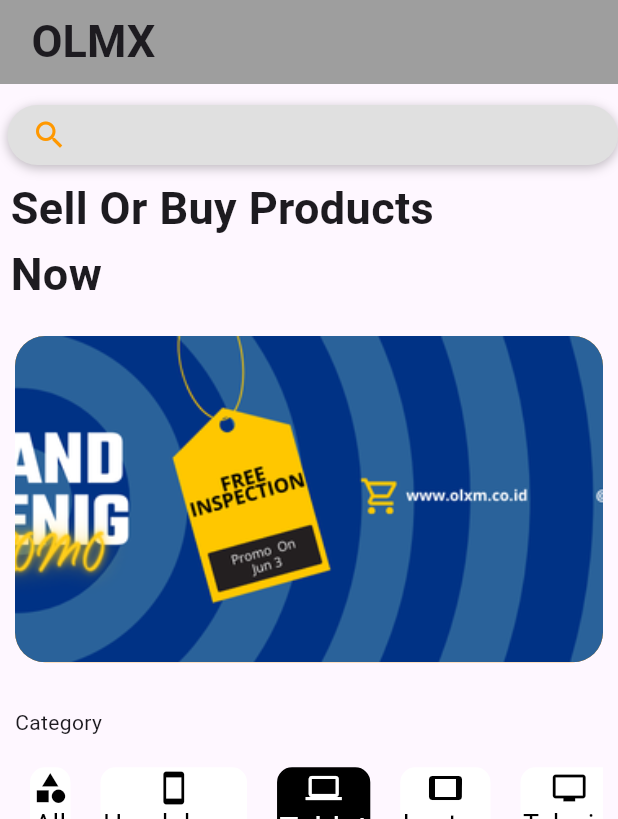
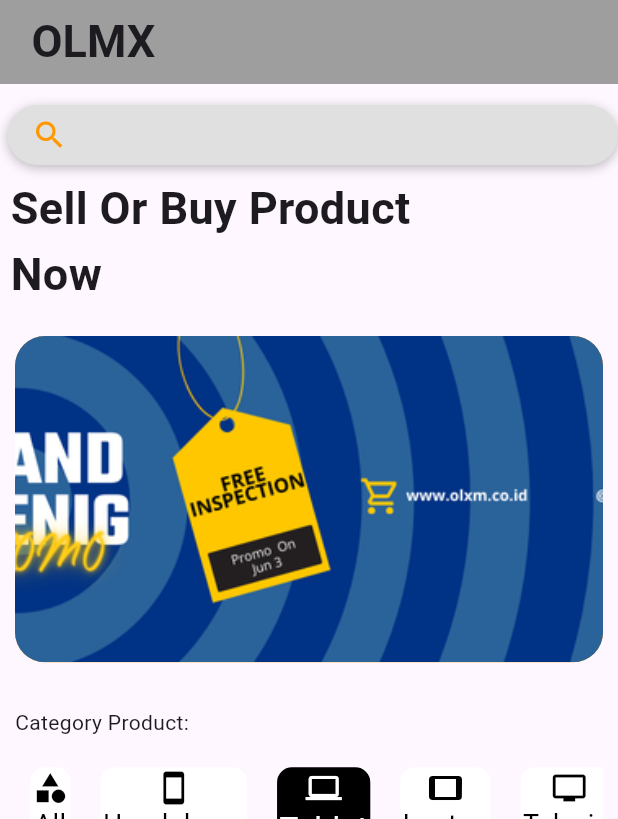
Before and after one commit to dewa0089/olxm_project, a Flutter app: the screen it shows once a user with an empty profile is signed in, after a tap on "Tablet", on a phone screen of 412 x 824 dp. Shown: the top 819 px of the screen. Run offline on Flutter 3.47's test engine with Material 3 defaults, Android fonts, the phone set to English and light mode, and no system bars; our stand-ins replace cached_network_image, cloud_firestore, firebase_auth, firebase_core, firebase_storage, geocoding and 4 more; missing offline and left inert: flutter_config; accounts and stored records are empty.

Commit message:
push end

```diff
--- a/lib/screen/body_screen.dart
+++ b/lib/screen/body_screen.dart
@@ -111,7 +111,7 @@
             Padding(
               padding: EdgeInsets.all(10.0),
               child: Text(
-                'Category',
+                'Category Product:',
               ),
             ),
           ],
@@ -280,7 +280,7 @@
         const Padding(
           padding: EdgeInsets.only(left: 7, top: 7),
           child: Text(
-            "Sell Or Buy Products",
+            "Sell Or Buy Product",
             style: TextStyle(
               fontSize: 30,
               fontWeight: FontWeight.bold,
--- a/lib/screen/detail_screen.dart
+++ b/lib/screen/detail_screen.dart
@@ -252,7 +252,7 @@
                             return AlertDialog(
                               title: const Text('Konfirmasi Hapus'),
                               content: Text(
-                                  'Yakin ingin menghapus data \'${widget.data.product}\' ?'),
+                                  'Yakin ingin menghapus product yang anda jual dengan nama: \'${widget.data.product}\' ?'),
                               actions: <Widget>[
                                 TextButton(
                                   child: const Text('Cancel'),
--- a/lib/screen/profile_screen.dart
+++ b/lib/screen/profile_screen.dart
@@ -55,8 +55,10 @@
         DateTime dateOfBirth = userData['dateOfBirth'].toDate();
         _dateController.text = "${dateOfBirth.toLocal()}".split(' ')[0];
         String newName = userData['name'];
+        String? newImageURL = userData['image_url']; // Added imageURL
         setState(() {
           _nameController.text = newName;
+          _imageURL = newImageURL; // Update _imageURL with new value
         });
       }
     } catch (error) {
```
